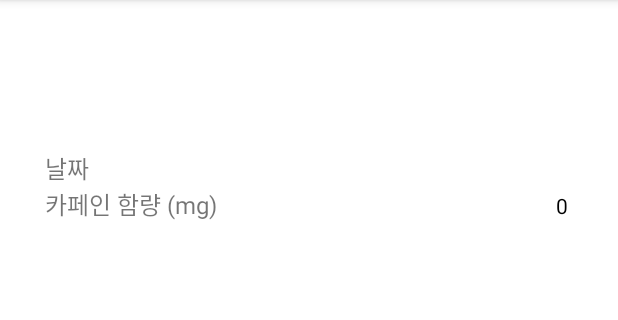
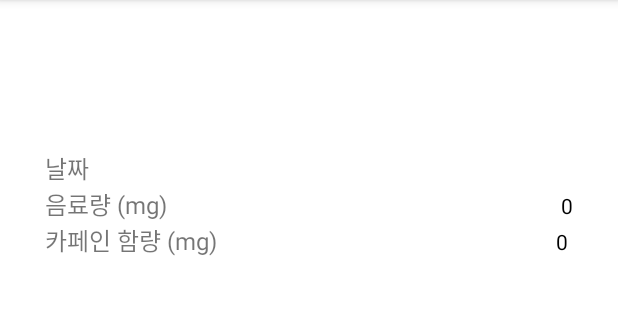
Before and after one commit to eunhaeKim/FinalProject, an Android app: the PersonnelInfo screen opened directly, with no data from a screen before it, on a phone screen of 412 x 824 dp, the part 84-404 px from its top. Run offline under Robolectric (Android 15) with nearby library versions, the phone set to English and light mode, and no system bars; 5 statements that could not run were skipped.

Commit message:
info수정

```diff
--- a/app/src/main/java/com/example/finalproject/DBManager.kt
+++ b/app/src/main/java/com/example/finalproject/DBManager.kt
@@ -12,7 +12,7 @@ class DBManager(
 ) : SQLiteOpenHelper(context, name, factory, version) {
     override fun onCreate(db: SQLiteDatabase?) {
 
-        db!!.execSQL("CREATE TABLE personnel (date text, caffeine INTEGER)")
+        db!!.execSQL("CREATE TABLE personnel (date text, type text, drink text,caffeine INTEGER)")
     }
 
     override fun onUpgrade(db: SQLiteDatabase?, oldVersion: Int, newVersion: Int) {
--- a/app/src/main/java/com/example/finalproject/More100.kt
+++ b/app/src/main/java/com/example/finalproject/More100.kt
@@ -23,13 +23,13 @@ class More100: AppCompatActivity() {
         }
     }
 
-    override fun onCreateOptionsMenu(menu: Menu?): Boolean {
+    override fun onCreateOptionsMenu(menu: Menu): Boolean {
         menuInflater.inflate(R.menu.menu_result, menu)
         return true
     }
 
     override fun onOptionsItemSelected(item: MenuItem): Boolean {
-        when(item?.itemId){
+        when(item.itemId){
             R.id.action_home -> {
                 val intent = Intent(this, MainActivity::class.java)
                 startActivity(intent)
--- a/app/src/main/java/com/example/finalproject/PersonnelInfo.kt
+++ b/app/src/main/java/com/example/finalproject/PersonnelInfo.kt
@@ -15,9 +15,13 @@ class PersonnelInfo : AppCompatActivity() {
     lateinit var sqlitedb: SQLiteDatabase
 
     lateinit var tvDate: TextView
+    lateinit var tvType:TextView
+    lateinit var tvDrink:TextView
     lateinit var tvCaffeine: TextView
 
     lateinit var str_date:String
+    lateinit var str_ageType:String
+    var drink:Int=0
     var caffeine:Int=0
 
 
@@ -26,6 +30,8 @@ class PersonnelInfo : AppCompatActivity() {
         setContentView(R.layout.activity_personnel_info)
 
         tvDate=findViewById(R.id.edtDate)
+        tvType=findViewById(R.id.type)
+        tvDrink=findViewById(R.id.edtDrink)
         tvCaffeine=findViewById(R.id.edtCaffeine)
 
         val intent=intent
@@ -38,6 +44,8 @@ class PersonnelInfo : AppCompatActivity() {
         cursor=sqlitedb.rawQuery("SELECT * FROM personnel WHERE date = '" +str_date+"';",null)
 
         if(cursor.moveToNext()){
+            str_ageType=cursor.getString((cursor.getColumnIndex("type"))).toString()
+            drink=cursor.getInt((cursor.getColumnIndex("drink")))
             caffeine=cursor.getInt((cursor.getColumnIndex("caffeine")))
         }
 
@@ -46,6 +54,8 @@ class PersonnelInfo : AppCompatActivity() {
         dbManager.close()
 
         tvDate.text=str_date
+        tvType.text=str_ageType
+        tvDrink.text=""+drink
         tvCaffeine.text=""+caffeine+"\n"
 
     }
--- a/app/src/main/res/layout/activity_personnel_info.xml
+++ b/app/src/main/res/layout/activity_personnel_info.xml
@@ -29,6 +29,26 @@
 
     </LinearLayout>
 
+    <LinearLayout
+        android:layout_width="match_parent"
+        android:layout_height="match_parent"
+        android:orientation="horizontal">
+
+        <TextView
+            android:layout_width="120sp"
+            android:layout_height="wrap_content"
+            android:text="음료량 (mg)"
+            android:textSize="16sp" />
+
+        <TextView
+            android:id="@+id/edtDrink"
+            android:layout_width="match_parent"
+            android:layout_height="wrap_content"
+            android:gravity="right"
+            android:inputType="number"
+            android:textColor="#000000" />
+    </LinearLayout>
+
 
     <LinearLayout
         android:layout_width="match_parent"
```
